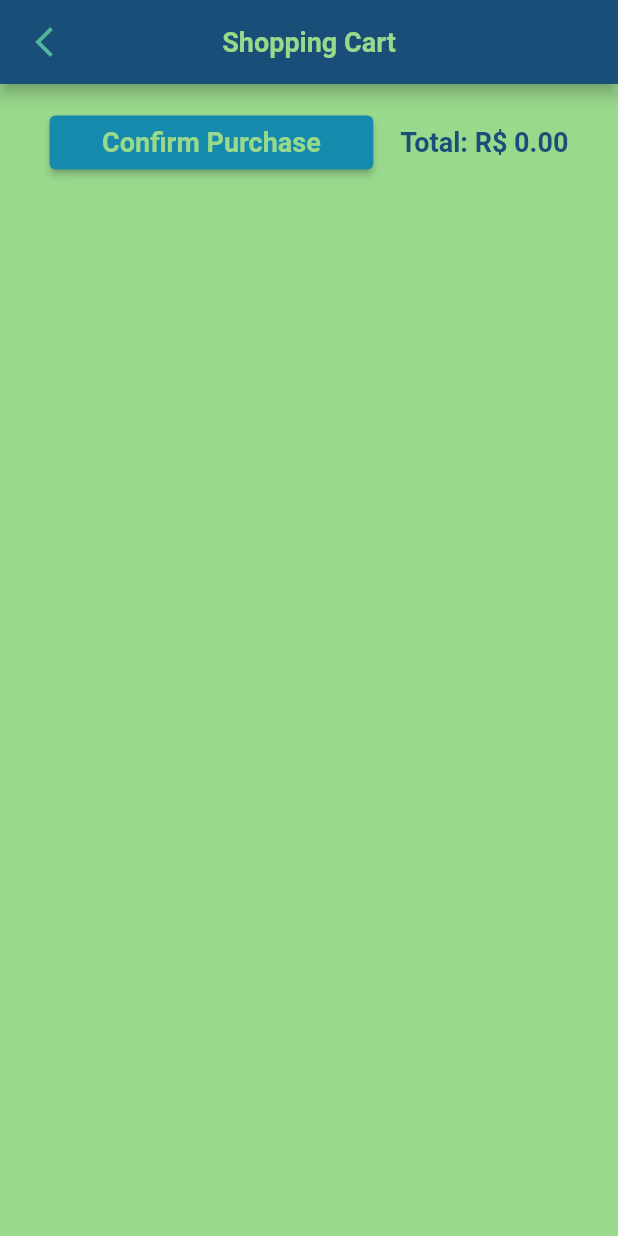
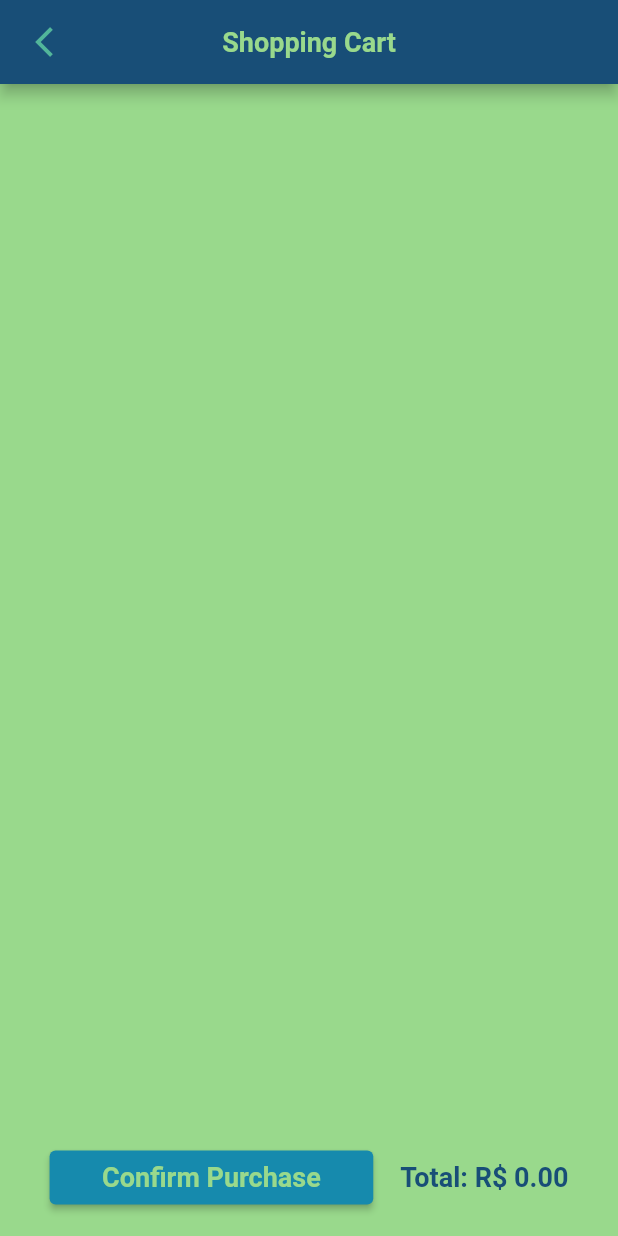
Before and after one commit to Khanno/framework_test, a Flutter app: the HomePage screen opened by its route, after a tap on the "shopping cart" icon, on a phone screen of 412 x 824 dp. Run offline on Flutter 3.47's test engine with Material 2 defaults, Android fonts, the phone set to English and light mode, and no system bars; our stand-ins replace flutter_bloc, flutter_svg, google_fonts, open_file, pdf; Roboto replaces fonts that are missing (Oxygen).

Commit message:
update(home_page, shopping_cart): updated part of the code

```diff
--- a/lib/pages/home_page/home_page.dart
+++ b/lib/pages/home_page/home_page.dart
@@ -10,6 +10,7 @@ import 'package:framework_test/pages/shopping_cart_page/bloc/shopping_cart_bloc.
 import 'package:framework_test/pages/shopping_cart_page/bloc/shopping_cart_events.dart';
 import 'package:framework_test/pages/shopping_cart_page/bloc/shopping_cart_state.dart';
 import 'package:framework_test/pages/home_page/widgets/product_card_widget.dart';
+import 'package:framework_test/styles/text_styles.dart';
 import 'package:framework_test/widgets/text_inputs/custom_text_input.dart';
 
 class HomePage extends StatelessWidget {
@@ -63,10 +64,29 @@ class HomePage extends StatelessWidget {
             padding: const EdgeInsets.only(right: 8.0),
             child: BlocBuilder<ShoppingCartBloc, ShoppingCartState>(
                 builder: (BuildContext context, ShoppingCartState cartState) {
-              return IconButton(
-                onPressed: () => Navigator.pushNamed(context, '/shopping-cart'),
-                icon: Icon(Icons.shopping_cart),
-                color: Theme.of(context).colorScheme.onBackground,
+              return Stack(
+                children: [
+                  IconButton(
+                    onPressed: () =>
+                        Navigator.pushNamed(context, '/shopping-cart'),
+                    icon: Icon(Icons.shopping_cart),
+                    color: Theme.of(context).colorScheme.onBackground,
+                  ),
+                  Visibility(
+                      visible: cartState.shoppingCart!.isNotEmpty,
+                      child: Positioned(
+                          top: 2,
+                          left: 25,
+                          child: Container(
+                            decoration: BoxDecoration(
+                              borderRadius: BorderRadius.circular(15.0),
+                              color: Colors.red,
+                            ),
+                            width: 20,
+                            height: 20,
+                            child: Text('${cartState.shoppingCart!.length}', textAlign: TextAlign.center, style: RobotoCustomStyle().style(context: context),),
+                          ))),
+                ],
               );
             }),
           )
--- a/lib/pages/shopping_cart_page/shopping_cart_page.dart
+++ b/lib/pages/shopping_cart_page/shopping_cart_page.dart
@@ -40,7 +40,8 @@ class ShoppingCartPage extends StatelessWidget {
           padding: const EdgeInsets.all(15.0),
           child: Column(
             children: [
-              ListView.builder(
+              Expanded(
+                child: ListView.builder(
                   itemCount: state.shoppingCart!.length,
                   shrinkWrap: true,
                   itemBuilder: (BuildContext _, int index) =>
@@ -51,6 +52,9 @@ class ShoppingCartPage extends StatelessWidget {
                             product: state.shoppingCart![index])),
                   ),
                 ),
+              ),
+              Column(
+                children: [
                   Row(
                     mainAxisAlignment: MainAxisAlignment.spaceEvenly,
                     children: [
@@ -66,6 +70,8 @@ class ShoppingCartPage extends StatelessWidget {
                             color: Theme.of(context).colorScheme.primary),
                       ),
                     ],
+                  ),
+                ],
               )
             ],
           ),
```
Lines whose indentation alone changed are shown as unchanged.
